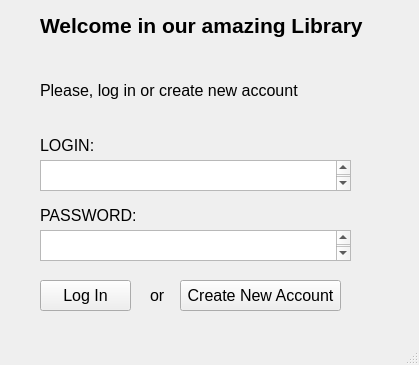
hrutkowski/Internet_Library, file GUI_project/mainwindow.ui: the form before one commit.
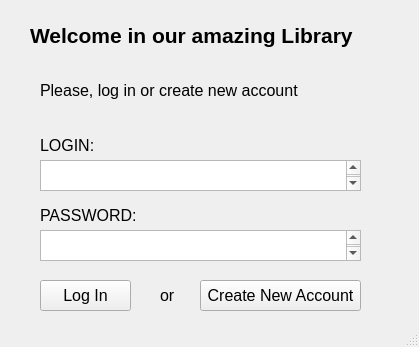
The form after the commit.

Commit message: Login page prepeared for connection

The edit to the form file:
```diff
--- a/GUI_project/mainwindow.ui
+++ b/GUI_project/mainwindow.ui
@@ -7,7 +7,7 @@
     <x>0</x>
     <y>0</y>
     <width>419</width>
-    <height>365</height>
+    <height>347</height>
    </rect>
   </property>
   <property name="windowTitle">
@@ -19,7 +19,7 @@
      <rect>
       <x>40</x>
       <y>160</y>
-      <width>311</width>
+      <width>321</width>
       <height>31</height>
      </rect>
     </property>
@@ -34,7 +34,7 @@
      <rect>
       <x>40</x>
       <y>230</y>
-      <width>311</width>
+      <width>321</width>
       <height>31</height>
      </rect>
     </property>
@@ -88,8 +88,8 @@
    <widget class="QLabel" name="label_3">
     <property name="geometry">
      <rect>
-      <x>40</x>
-      <y>0</y>
+      <x>30</x>
+      <y>10</y>
       <width>351</width>
       <height>51</height>
      </rect>
@@ -146,7 +146,7 @@
    <widget class="QPushButton" name="pushButtonCreateNewAccount">
     <property name="geometry">
      <rect>
-      <x>180</x>
+      <x>200</x>
       <y>280</y>
       <width>161</width>
       <height>31</height>
@@ -164,7 +164,7 @@
    <widget class="QLabel" name="label_5">
     <property name="geometry">
      <rect>
-      <x>150</x>
+      <x>160</x>
       <y>280</y>
       <width>21</width>
       <height>31</height>
```
Left out of the diff: 10 changed lines with no effect on the pictures. The commit also changes 2 other files.
